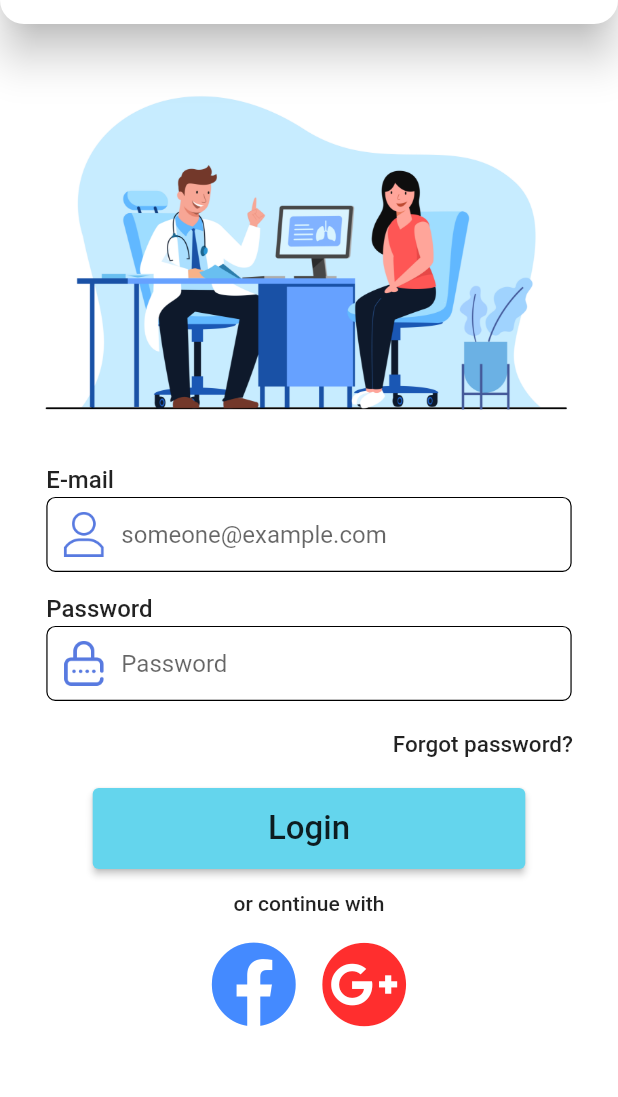
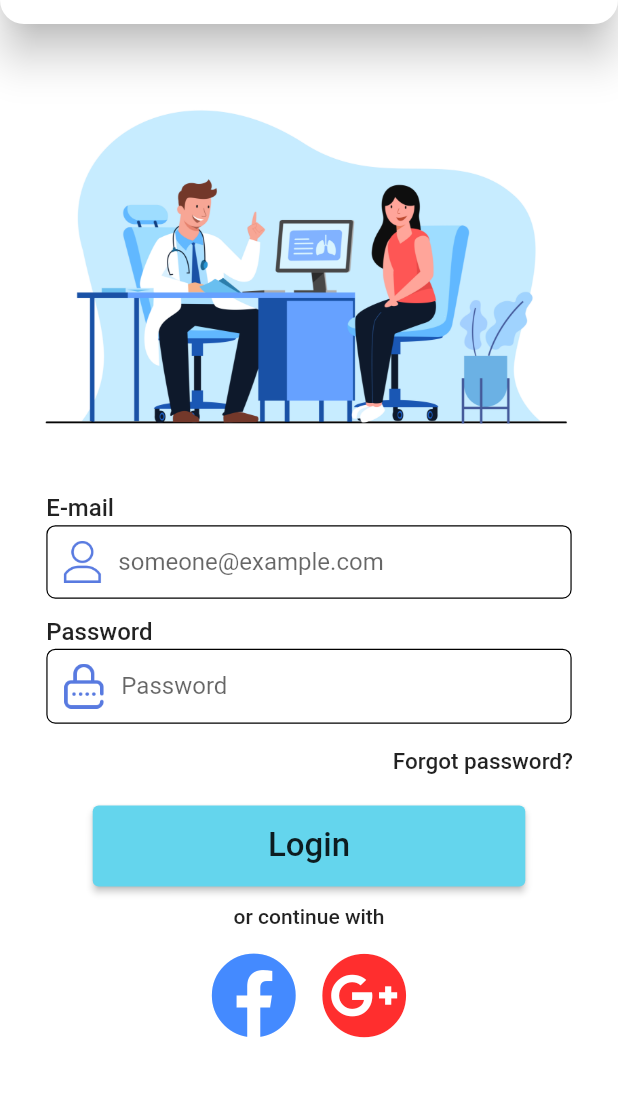
Before and after one commit to raxahai/Medicos, a Flutter app: the screen it shows after launch, on a phone screen of 412 x 824 dp, the part 66-1163 px from its top. Run offline on Flutter 3.47's test engine with Material 2 defaults, Android fonts, the phone set to English and light mode, and no system bars; our stand-ins replace font_awesome_flutter.

Commit message:
perf(feature): size and social button

```diff
--- a/lib/features/Login/view/screens/login_screen.dart
+++ b/lib/features/Login/view/screens/login_screen.dart
@@ -6,6 +6,7 @@ import 'package:test_me/core/utils/size_config.dart';
 import 'package:test_me/core/widgets/app_bar_widget.dart';
 import 'package:test_me/core/widgets/custom_button.dart';
 import 'package:test_me/core/widgets/custom_text_field.dart';
+import 'package:test_me/features/Login/view/widgets/social_button.dart';
 
 class LoginScreen extends StatelessWidget {
   LoginScreen({Key? key}) : super(key: key);
@@ -27,6 +28,7 @@ class LoginScreen extends StatelessWidget {
               children: [
                 Image.asset(
                   "assets/icons/medicos.png",
+                  height: SizeConfig.safeBlockVertical! * 38,
                 ),
                 CustomTextField(
                   title: "E-mail",
@@ -37,14 +39,14 @@ class LoginScreen extends StatelessWidget {
                     padding: const EdgeInsets.all(10.0),
                     child: Image.asset(
                       "assets/icons/user.png",
-                      width: 30,
-                      height: 30,
+                      width: SizeConfig.safeBlockHorizontal! * 3,
+                      height: SizeConfig.safeBlockVertical! * 3,
                       color: AppTheme.secondaryColor,
                     ),
                   ),
                 ),
-                const SizedBox(
-                  height: 15,
+                SizedBox(
+                  height: SizeConfig.safeBlockVertical! * 1.5,
                 ),
                 CustomTextField(
                   title: "Password",
@@ -61,8 +63,8 @@ class LoginScreen extends StatelessWidget {
                     ),
                   ),
                 ),
-                const SizedBox(
-                  height: 20,
+                SizedBox(
+                  height: SizeConfig.safeBlockVertical! * 2,
                 ),
                 Align(
                   alignment: Alignment.centerRight,
@@ -98,35 +100,27 @@ class LoginScreen extends StatelessWidget {
                     }
                   },
                 ),
-                const SizedBox(
-                  height: 15,
+                SizedBox(
+                  height: SizeConfig.safeBlockVertical! * 1.5,
                 ),
                 Text(
                   "or continue with",
                   style: Theme.of(context).textTheme.bodyText1,
                 ),
                 SizedBox(
-                  height: 10,
+                  height: SizeConfig.safeBlockVertical! * 1,
                 ),
                 Row(
                   mainAxisAlignment: MainAxisAlignment.center,
                   children: [
-                    IconButton(
+                    SocialButton(
                       onPressed: () {},
-                      icon: const FaIcon(
-                        FontAwesomeIcons.facebook,
-                        color: AppTheme.blueColor,
-                      ),
-                      splashRadius: 25,
-                      iconSize: SizeConfig.safeBlockHorizontal! * 14,
+                      icon: FontAwesomeIcons.facebook,
+                      iconColor: AppTheme.blueColor,
                     ),
-                    IconButton(
+                    SocialButton(
                       onPressed: () {},
-                      icon: const FaIcon(
-                        FontAwesomeIcons.googlePlus,
-                      ),
-                      iconSize: SizeConfig.safeBlockHorizontal! * 14,
-                      splashRadius: 25,
+                      icon: FontAwesomeIcons.googlePlus,
                     )
                   ],
                 ),
```
